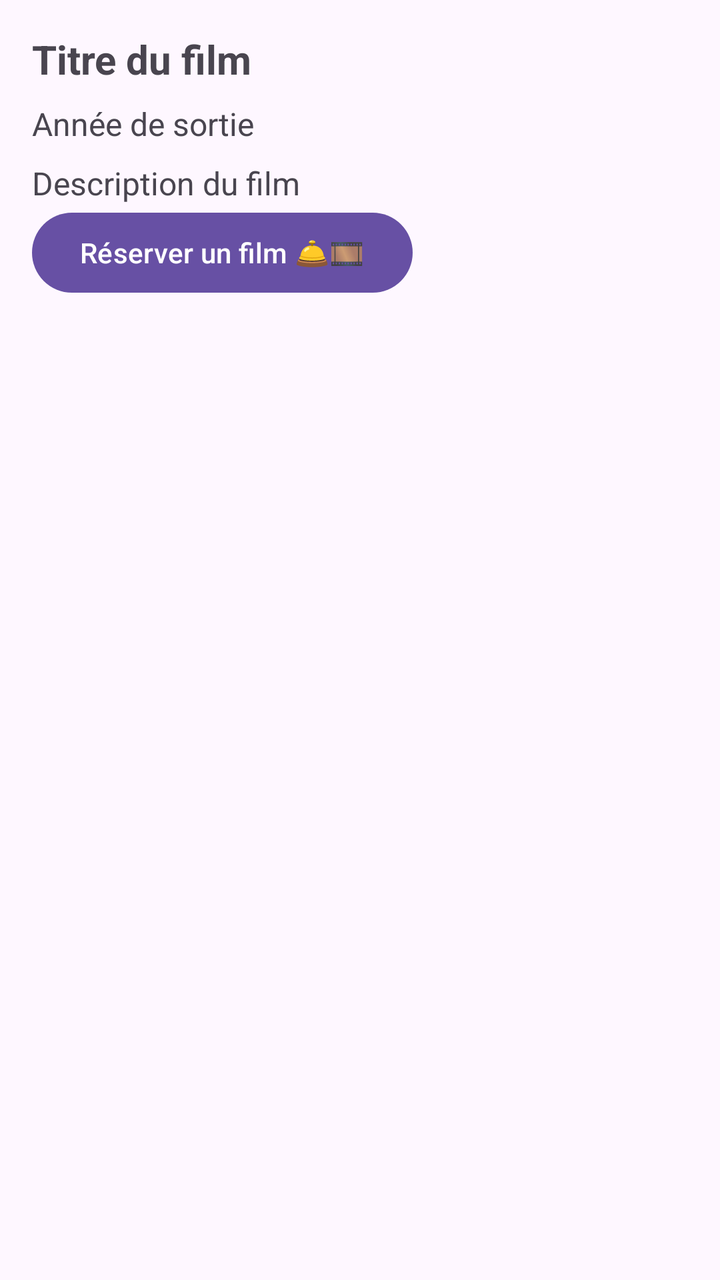
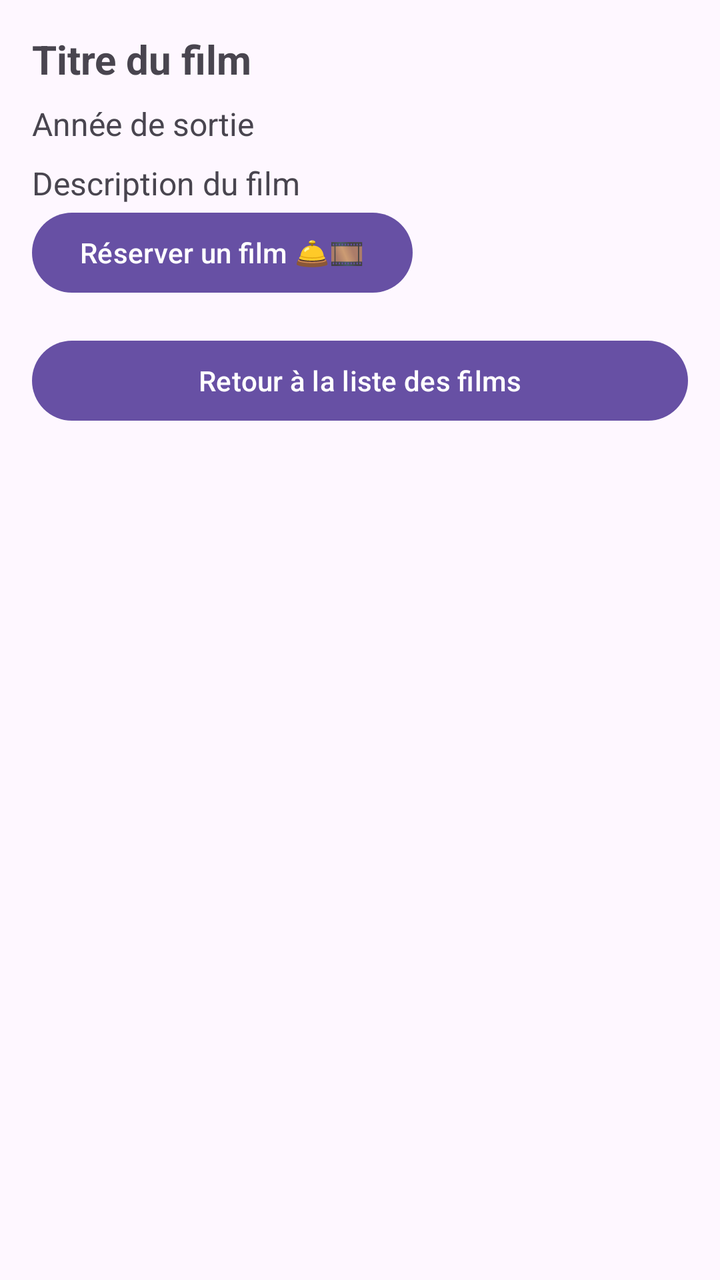

Compare the two renders of this Android layout. The source of the first and the diff that turns it into the second are given below.
<!-- AndroidManifest.xml: application theme Theme.ApplicationRFTG -->
<!-- res/layout/activity_afficher_film_detail.xml -->
<?xml version="1.0" encoding="utf-8"?>
<LinearLayout xmlns:android="http://schemas.android.com/apk/res/android"
    android:layout_width="match_parent"
    android:layout_height="match_parent"
    android:orientation="vertical"
    android:padding="16dp">

    <TextView
        android:id="@+id/filmTitle"
        android:layout_width="wrap_content"
        android:layout_height="wrap_content"
        android:text="Titre du film"
        android:textSize="20sp"
        android:textStyle="bold"
        android:layout_marginBottom="8dp" />

    <TextView
        android:id="@+id/filmReleaseYear"
        android:layout_width="wrap_content"
        android:layout_height="wrap_content"
        android:text="Année de sortie"
        android:textSize="16sp"
        android:layout_marginBottom="8dp" />

    <TextView
        android:id="@+id/filmDescription"
        android:layout_width="wrap_content"
        android:layout_height="wrap_content"
        android:text="Description du film"
        android:textSize="16sp" />

    <Button
        android:id="@+id/btnReserver"
        android:layout_width="wrap_content"
        android:layout_height="wrap_content"
        android:text="Réserver un film 🛎️🎞️" />


</LinearLayout>
<!-- resources referenced by this layout -->
<resources>
  <style name="Theme.ApplicationRFTG" parent="Base.Theme.ApplicationRFTG" />
  <style name="Base.Theme.ApplicationRFTG" parent="Theme.Material3.DayNight.NoActionBar">
          
          
      </style>
</resources>

<!-- the commit's change to res/layout/activity_afficher_film_detail.xml (unified diff, before → after) -->
@@ -35,5 +35,15 @@
         android:layout_height="wrap_content"
         android:text="Réserver un film 🛎️🎞️" />
 
+    <Button
+        android:id="@+id/btnRetourListe"
+        android:layout_width="match_parent"
+        android:layout_height="wrap_content"
+        android:text="Retour à la liste des films"
+        android:layout_marginTop="16dp"
+        android:layout_marginBottom="16dp"
+        />
+
+
 
 </LinearLayout>
